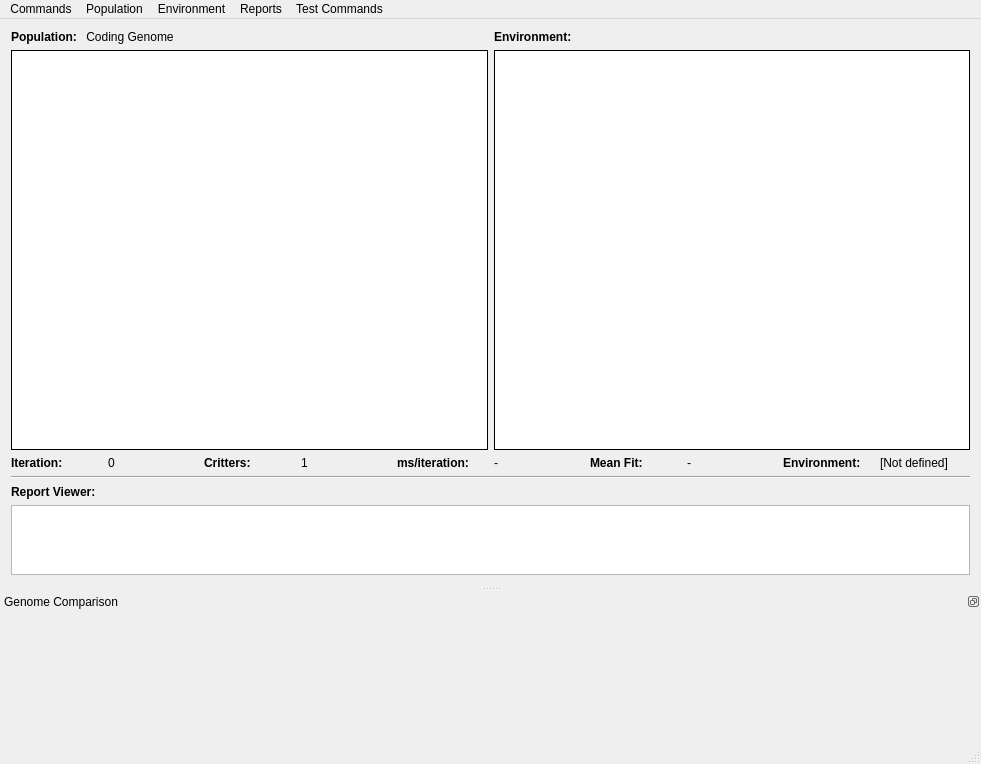
This is mainwindow.ui in marksutton/EvoSim as Qt 5 draws it before an edit. The edited form follows.
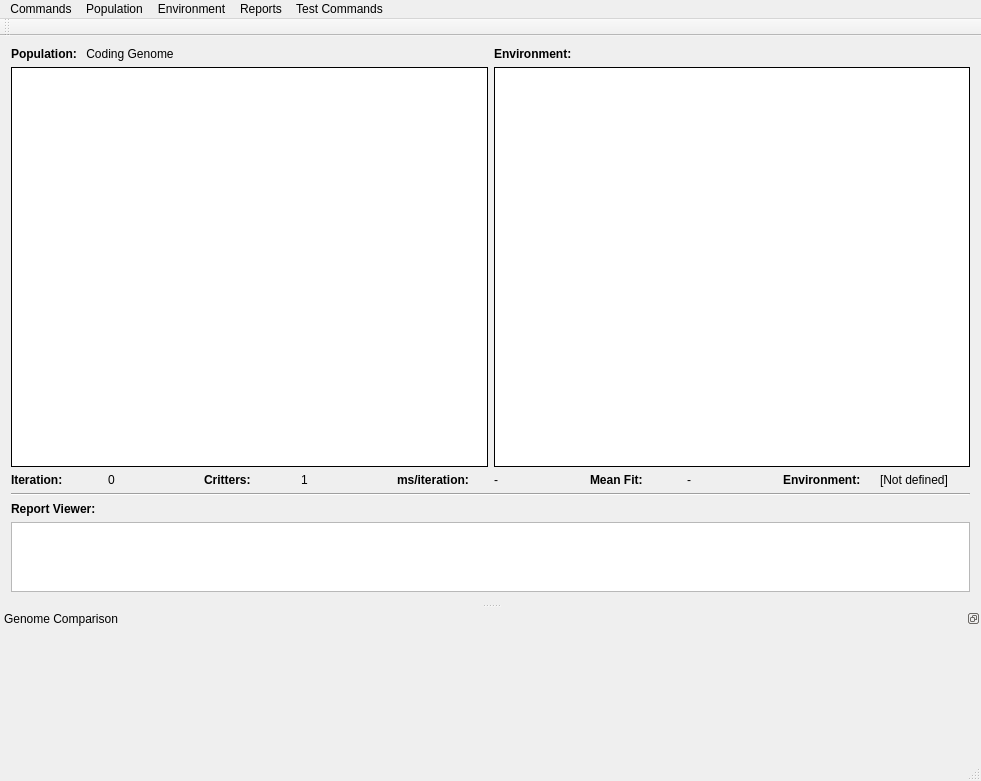
This is the edited form.

```diff
--- a/mainwindow.ui
+++ b/mainwindow.ui
@@ -7,7 +7,7 @@
     <x>0</x>
     <y>0</y>
     <width>981</width>
-    <height>759</height>
+    <height>771</height>
    </rect>
   </property>
   <property name="windowTitle">
@@ -331,6 +331,17 @@
    <addaction name="menuReports"/>
    <addaction name="menuTest_Commands"/>
   </widget>
+  <widget class="QToolBar" name="toolBar">
+   <property name="windowTitle">
+    <string>toolBar</string>
+   </property>
+   <attribute name="toolBarArea">
+    <enum>TopToolBarArea</enum>
+   </attribute>
+   <attribute name="toolBarBreak">
+    <bool>false</bool>
+   </attribute>
+  </widget>
   <action name="actionReseed">
    <property name="text">
     <string>Reset Critters</string>
```
